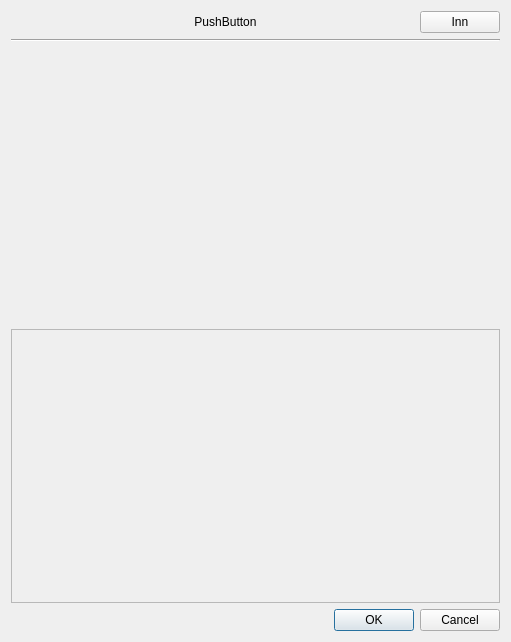
The window that plugins/formwidgets/mfDrugsWidget/drugswidget/mfDosageDialog.ui (FreeHealth/freehealth) describes before a commit, drawn with Qt 5.
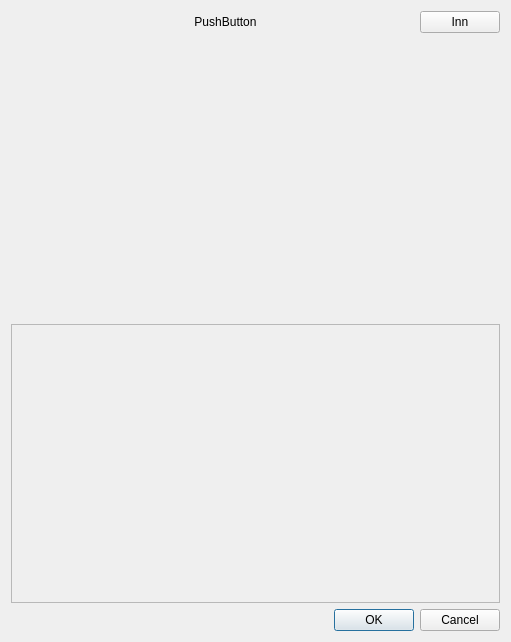
The same window after the commit. Custom widgets are drawn as their Qt base class.

```diff
--- a/plugins/formwidgets/mfDrugsWidget/drugswidget/mfDosageDialog.ui
+++ b/plugins/formwidgets/mfDrugsWidget/drugswidget/mfDosageDialog.ui
@@ -69,14 +69,7 @@
      </item>
     </layout>
    </item>
-   <item row="1" column="0" colspan="2">
-    <widget class="Line" name="line">
-     <property name="orientation">
-      <enum>Qt::Horizontal</enum>
-     </property>
-    </widget>
-   </item>
-   <item row="4" column="0" colspan="2">
+   <item row="3" column="0" colspan="2">
     <widget class="QTextEdit" name="resultTextBrowser">
      <property name="enabled">
       <bool>false</bool>
@@ -93,7 +86,7 @@
      </property>
     </widget>
    </item>
-   <item row="5" column="0">
+   <item row="4" column="0">
     <spacer name="horizontalSpacer">
      <property name="orientation">
       <enum>Qt::Horizontal</enum>
@@ -106,7 +99,7 @@
      </property>
     </spacer>
    </item>
-   <item row="5" column="1">
+   <item row="4" column="1">
     <widget class="QDialogButtonBox" name="buttonBox">
      <property name="sizePolicy">
       <sizepolicy hsizetype="Fixed" vsizetype="Fixed">
@@ -122,7 +115,7 @@
      </property>
     </widget>
    </item>
-   <item row="2" column="0" colspan="2">
+   <item row="1" column="0" colspan="2">
     <widget class="mfDosageViewer" name="dosageViewer" native="true">
      <property name="sizePolicy">
       <sizepolicy hsizetype="Expanding" vsizetype="Expanding">
```
